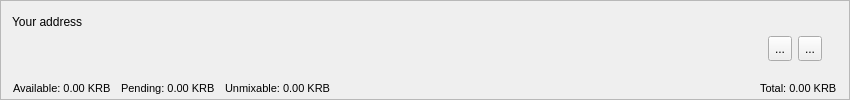
Qt form src/gui/ui/accountframe.ui (cryptonotefoundation/cryptonotewallet) before a commit.
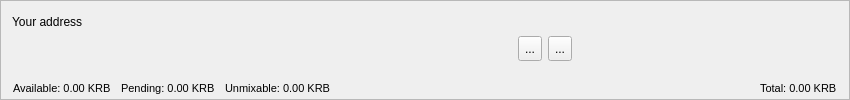
The same form after that commit. Icons and pictures are not drawn.

The edit to the form file:
```diff
--- a/src/gui/ui/accountframe.ui
+++ b/src/gui/ui/accountframe.ui
@@ -92,7 +92,7 @@
        </property>
        <property name="minimumSize">
         <size>
-         <width>750</width>
+         <width>500</width>
          <height>24</height>
         </size>
        </property>
@@ -108,6 +108,12 @@
          <height>24</height>
         </size>
        </property>
+       <property name="font">
+        <font>
+         <weight>50</weight>
+         <bold>false</bold>
+        </font>
+       </property>
        <property name="cursor">
         <cursorShape>IBeamCursor</cursorShape>
        </property>
```
